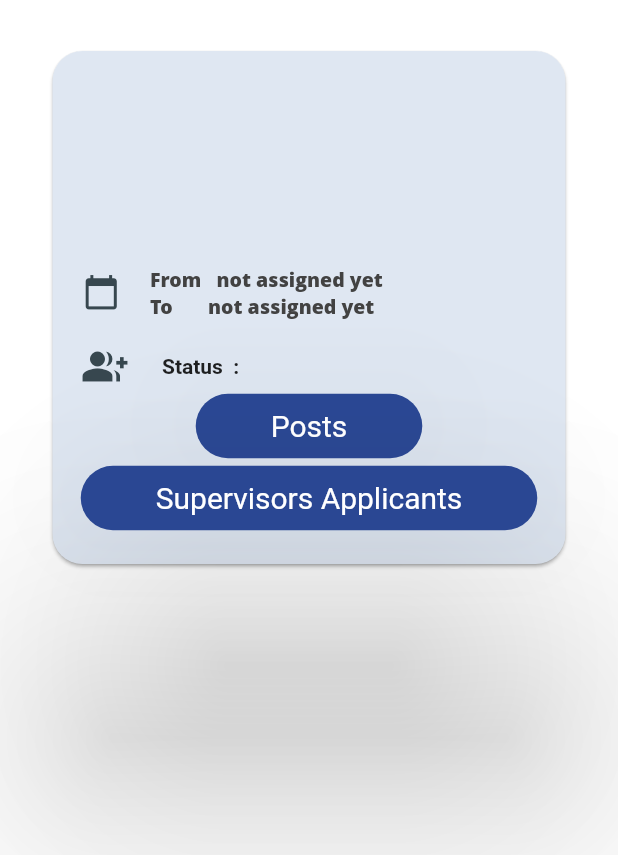
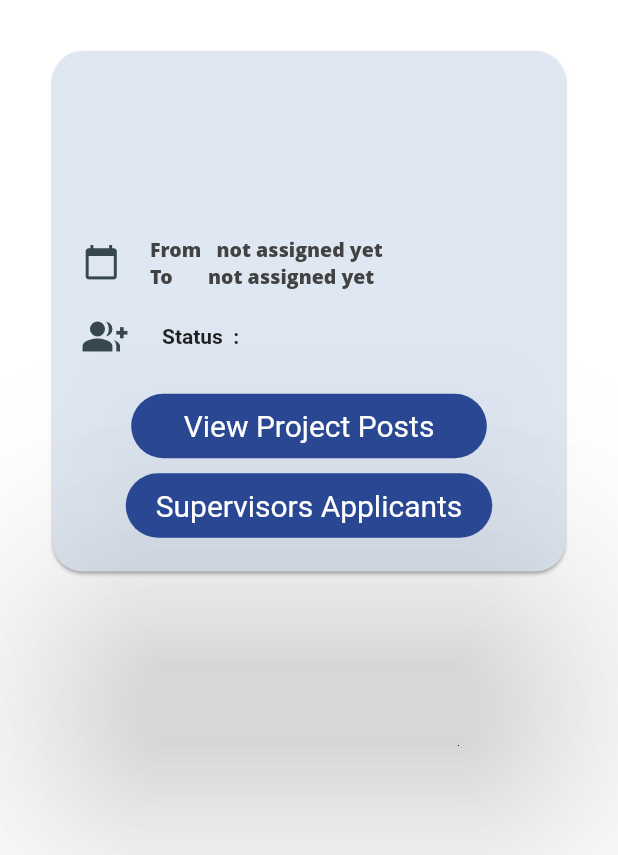
Before and after one commit to CocodeApp/co-code, a Flutter app: the viewProject screen opened directly with empty values, on a phone screen of 412 x 824 dp, the part 381-1236 px from its top. Run offline on Flutter 3.47's test engine with Material 2 defaults, Android fonts, the phone set to English and light mode, and no system bars; our stand-ins replace cloud_firestore, convex_bottom_bar, firebase_auth, firebase_core, flutter_bloc, flutter_datetime_picker and 4 more; missing offline and left inert: flutter_form_bloc, form_bloc, kf_drawer, slimy_card, spring_button; accounts and stored records are empty; Roboto replaces fonts that are missing (Open Sans); statements that could not run were skipped.

Commit message:
fix some UI bugs

```diff
--- a/cocode/lib/features/viewProject/viewProject.dart
+++ b/cocode/lib/features/viewProject/viewProject.dart
@@ -43,7 +43,10 @@ class _viewProjectState extends State<viewProject> {
                 elevation: 0,
                 leading: BackButton(
                   color: Colors.indigo,
-                  onPressed: () => (Navigator.pop(context)),
+                  onPressed: () { Navigator.push(context,
+                    MaterialPageRoute(builder: (_) {
+                      return homePageView();
+                    }));}
                 ),
                 backgroundColor: Colors.white,
                 title: Text(
@@ -220,7 +223,6 @@ class ProjectDetails extends StatelessWidget {
         ),
         SizedBox(
           width: 350,
-          height: 350,
           child: Card(
             color: new Color(0xFFdfe7f2),
             shape: RoundedRectangleBorder(
@@ -337,7 +339,10 @@ class ProjectDetails extends StatelessWidget {
                           if (listofmembers.contains(Auth.getCurrentUserID()) ||
                               currentSuper.compareTo(user) == 0 ||
                               currentOwner.compareTo(user) == 0) {
-                            return Column(
+                            return Padding(
+                              padding: const EdgeInsets.all(20.0),
+                              child: Column(
+                                mainAxisAlignment: MainAxisAlignment.spaceAround,
                                 children: <Widget>[
                                   Center(
                                     child: RawMaterialButton(
@@ -347,10 +352,10 @@ class ProjectDetails extends StatelessWidget {
                                       child: Padding(
                                         padding: const EdgeInsets.symmetric(
                                           vertical: 10.0,
-                                        horizontal: 50.0,
+                                          horizontal: 35.0,
                                         ),
                                         child: Text(
-                                        "Posts",
+                                          "View Project Posts",
                                           style: TextStyle(
                                               color: Colors.white,
                                               fontSize: 20.0),
@@ -365,6 +370,9 @@ class ProjectDetails extends StatelessWidget {
                                       shape: const StadiumBorder(),
                                     ),
                                   ),
+                                  SizedBox(
+                                    height: 5.0,
+                                  ),
                                   Center(
                                     child: listofwhat != ""
                                         ? RawMaterialButton(
@@ -374,7 +382,7 @@ class ProjectDetails extends StatelessWidget {
                                             child: Padding(
                                               padding: const EdgeInsets.symmetric(
                                                 vertical: 10.0,
-                                              horizontal: 50.0,
+                                                horizontal: 20.0,
                                               ),
                                               child: Text(
                                                 listofwhat,
@@ -402,6 +410,7 @@ class ProjectDetails extends StatelessWidget {
                                           ),
                                   ),
                                 ],
+                              ),
                             );
                           }
                         }
```
Lines whose indentation alone changed are shown as unchanged.
